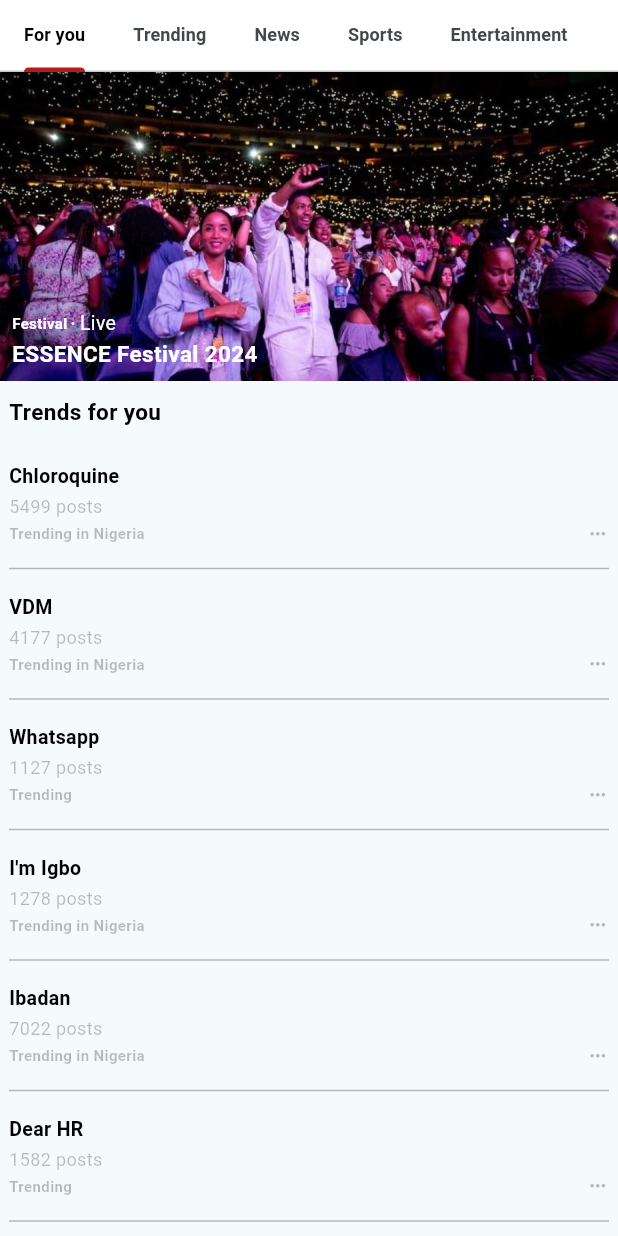
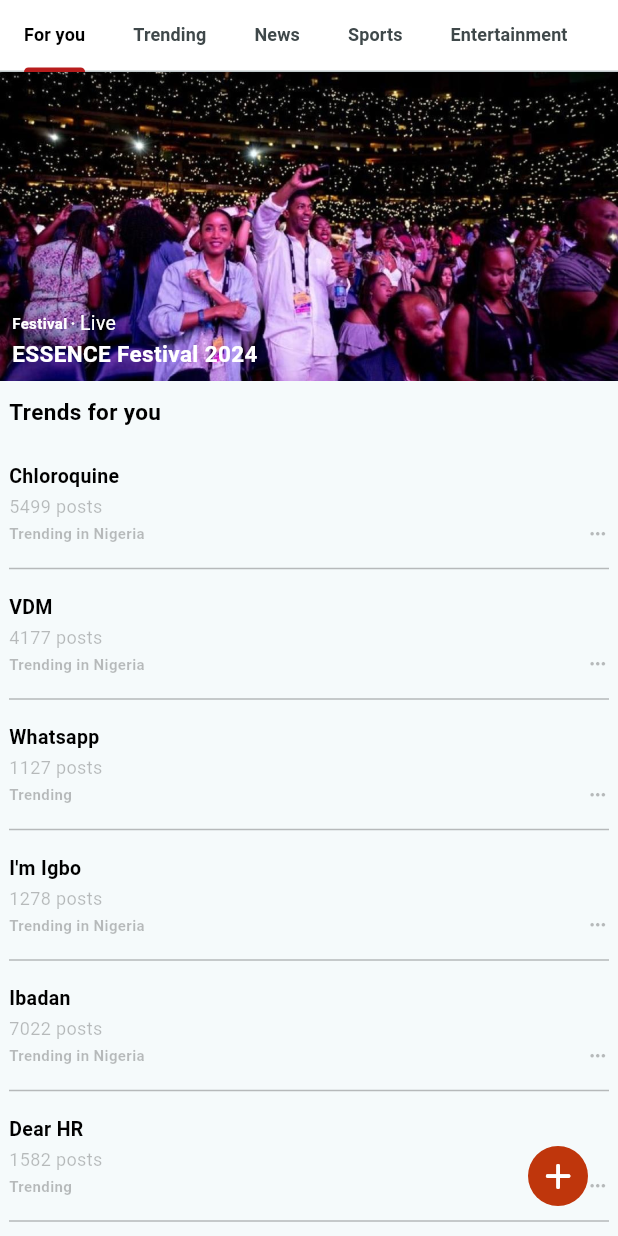
Before and after one commit to SidneyEmeka/Social-Media-App, a Flutter app: the Searchpage screen opened directly, on a phone screen of 412 x 824 dp. Run offline on Flutter 3.47's test engine with Material 3 defaults, Android fonts, the light colour scheme and no system bars; our stand-ins replace font_awesome_flutter.

Commit message:
Floating Action Button

```diff
--- a/lib/pages/grokpage.dart
+++ b/lib/pages/grokpage.dart
@@ -39,7 +39,7 @@
               onPressed: () {},
               style: ElevatedButton.styleFrom(
                   minimumSize: Size(MediaQuery.of(context).size.width - 10, 40),
-                  backgroundColor: Colors.red,
+                  backgroundColor: Colors.deepOrange.shade900,
                   foregroundColor: Colors.white),
               child: const Text(
                 "Subscribe now",
--- a/lib/pages/notificationspage.dart
+++ b/lib/pages/notificationspage.dart
@@ -411,7 +411,7 @@
         child: Scaffold(
           floatingActionButton: FloatingActionButton(
             onPressed: () {},
-            backgroundColor: Colors.red.shade900,
+            backgroundColor: Colors.deepOrange.shade900,
             elevation: 0,
             mini: true,
             shape: RoundedRectangleBorder(
--- a/lib/pages/searchpage.dart
+++ b/lib/pages/searchpage.dart
@@ -1,6 +1,7 @@
 import 'package:flutter/cupertino.dart';
 import 'package:flutter/material.dart';
 import 'package:flutter/widgets.dart';
+import 'package:font_awesome_flutter/font_awesome_flutter.dart';
 
 class Searchpage extends StatefulWidget {
   const Searchpage({super.key});
@@ -142,6 +143,20 @@
     return DefaultTabController(
       length: mytabs.length,
       child: Scaffold(
+        floatingActionButton: FloatingActionButton(
+          onPressed: () {},
+          backgroundColor: Colors.deepOrange.shade900,
+          elevation: 0,
+          mini: true,
+          shape: RoundedRectangleBorder(
+            borderRadius: BorderRadius.circular(50),
+          ),
+          child: const Icon(
+            FontAwesomeIcons.plus,
+            color: Colors.white,
+            size: 20,
+          ),
+        ),
         appBar: AppBar(
           backgroundColor: Colors.white,
           toolbarHeight: 0,
```
Also changed, not shown: lib/pages/messagespage.dart (+34 -5 lines).
